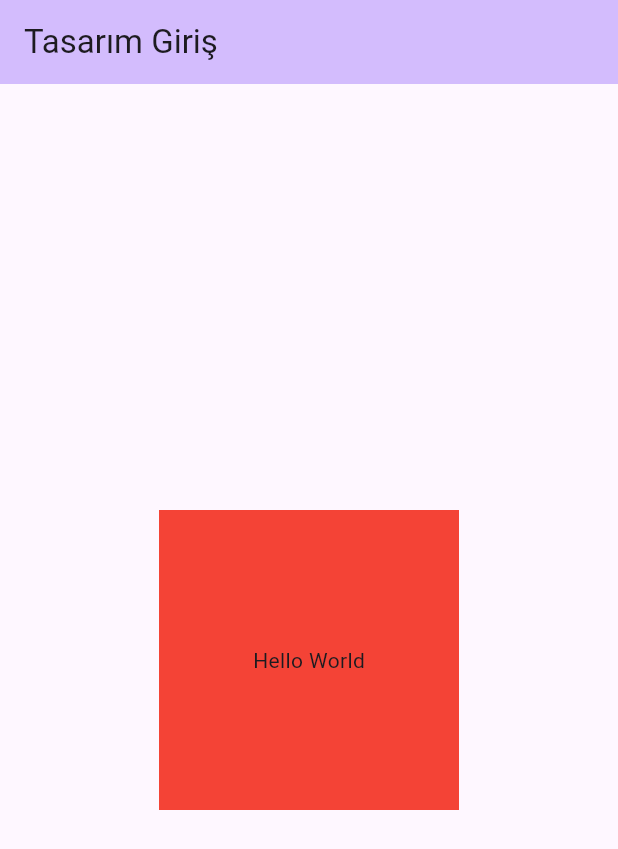
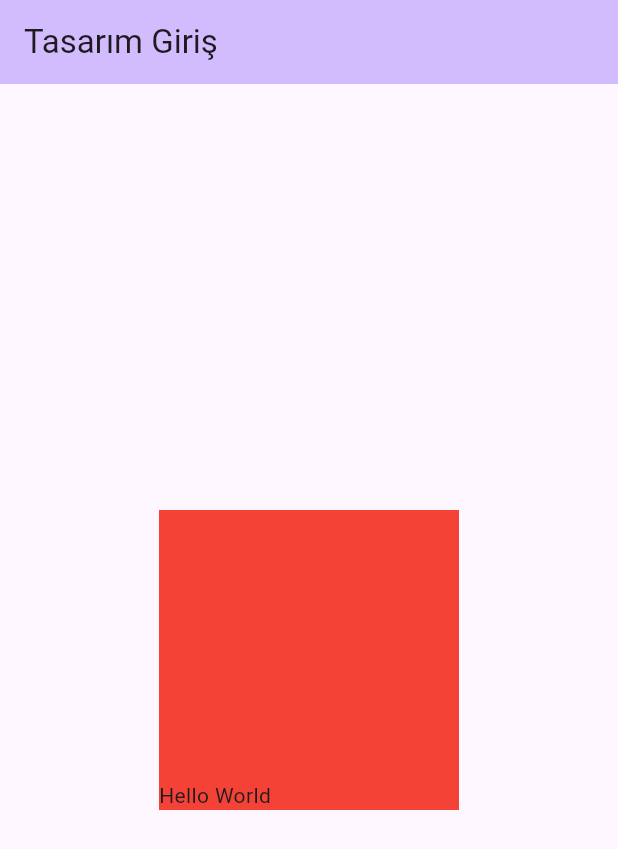
Before and after one commit to SERENGOKYILDIZ/FLUTTER_ANDROID_DESIGN, a Flutter app: the screen it shows after launch, on a phone screen of 412 x 824 dp. Shown: the top 849 px of the screen. Run offline on Flutter 3.47's test engine with Material 3 defaults, Android fonts, the phone set to English and light mode, and no system bars.

Commit message:
Learned Align and their arguments

```diff
--- a/lib/main.dart
+++ b/lib/main.dart
@@ -36,19 +36,27 @@ class _MyHomePageState extends State<MyHomePage> {
         backgroundColor: Theme.of(context).colorScheme.inversePrimary,
         title: Text(widget.title),
       ),
+      /**
+       * NOT: Align ile 9 seçenekli, kutupsal sıralama yapılabilir.
+       * NOT: Eğer row wrap content ise o zaman oda sağ-sol atanabilir. Değilse
+       * max olduğu için sağ-sol atanamaz.
+       * */
       body:
-        Center( ///-> Bu ise sütun boyunca ortalar
+        Align(
+          // alignment: Alignment.centerLeft,
+          alignment: Alignment.center,
           child: Row(
-            mainAxisAlignment: MainAxisAlignment.center, ///->Bu satır boyunca ortalar
+            mainAxisSize: MainAxisSize.min,
+            mainAxisAlignment: MainAxisAlignment.center,
             children: [
               Container(
                 width: 200,
                 height: 200,
                 color: Colors.red,
-                child: Center( ///-> Container'a child atanır, Center eklenir ve oraya istediğimiz bir wigdet'i ortalayarak ekleyebiliriz.
+                child: Align(
+                  alignment: Alignment.bottomLeft,
                   child: Text("Hello World"),
-                ),
-              ),
+                ),)
             ],
           ),
         )
```
